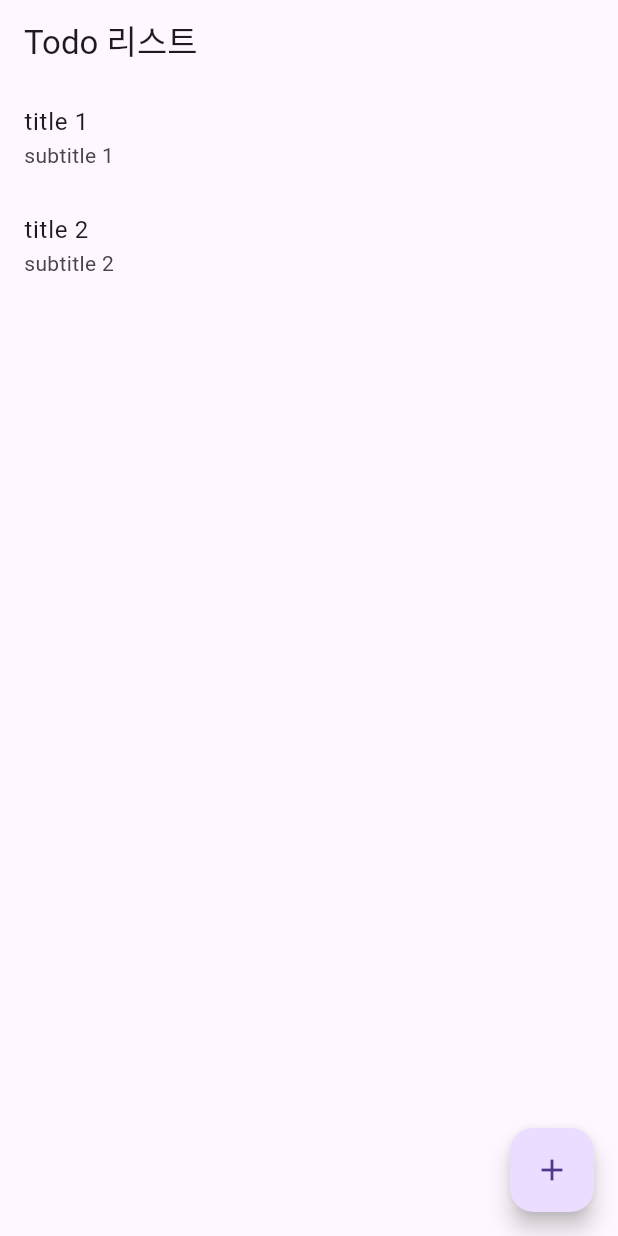
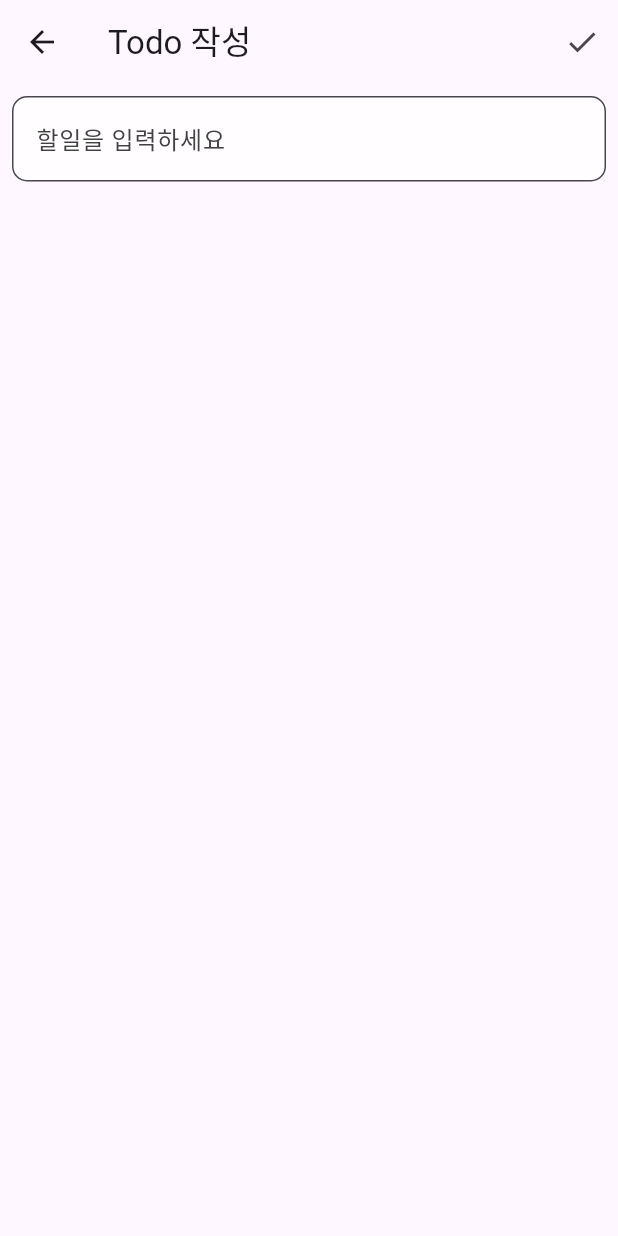
Before and after one commit to itbebop/flutter_todolist, a Flutter app: the screen it shows after launch, after a tap on the "add" icon, on a phone screen of 412 x 824 dp. Run offline on Flutter 3.47's test engine with Material 3 defaults, Android fonts, the phone set to English and light mode, and no system bars.

Commit message:
feat: create_screen 추가

```diff
--- /dev/null
+++ b/lib/create_screen.dart
@@ -0,0 +1,35 @@
+import 'package:flutter/material.dart';
+import 'package:flutter/widgets.dart';
+
+class CreateScreen extends StatelessWidget {
+  const CreateScreen({super.key});
+
+  @override
+  Widget build(BuildContext context) {
+    return Scaffold(
+      appBar: AppBar(
+        title: const Text('Todo 작성'),
+        actions: [
+          IconButton(
+            onPressed: () {},
+            icon: const Icon(Icons.done),
+          ),
+        ],
+      ),
+      body: Padding(
+        padding: const EdgeInsets.all(8.0),
+        child: TextField(
+          decoration: InputDecoration(
+            border: OutlineInputBorder(
+              borderRadius: BorderRadius.circular(10.0),
+            ),
+            hintText: '할일을 입력하세요',
+            hintStyle: TextStyle(color: Colors.grey[800]),
+            filled: true,
+            fillColor: Colors.white70,
+          ),
+        ),
+      ),
+    );
+  }
+}
--- a/lib/list_screen.dart
+++ b/lib/list_screen.dart
@@ -1,4 +1,5 @@
 import 'package:flutter/material.dart';
+import 'package:flutter_todolist/create_screen.dart';
 
 class ListScreen extends StatelessWidget {
   const ListScreen({super.key});
@@ -10,7 +11,9 @@ class ListScreen extends StatelessWidget {
         title: const Text('Todo 리스트'),
       ),
       floatingActionButton: FloatingActionButton(
-        onPressed: () {},
+        onPressed: () {
+          Navigator.push(context, MaterialPageRoute(builder: (context) => const CreateScreen()));
+        },
         child: const Icon(Icons.add),
       ),
       body: ListView(
```
